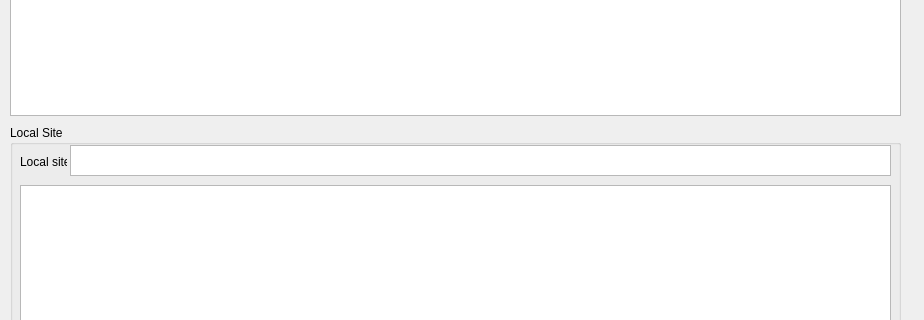
Old version of the form resource/FileTransfer.ui in the repository NguyenCuong-hi/agent_auto_transfers_file; both pictures show x 0 to 924 and y 184 to 504 of the 924 by 878 pixel window.
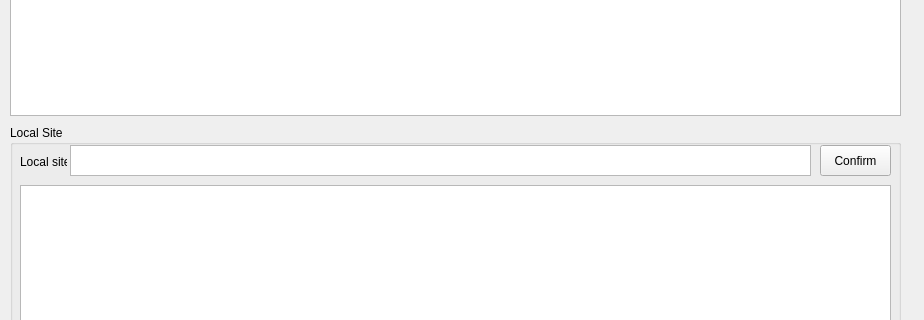
New version of the form.

Commit message: update: transfer thread

```diff
--- a/resource/FileTransfer.ui
+++ b/resource/FileTransfer.ui
@@ -169,11 +169,24 @@
       <rect>
        <x>60</x>
        <y>20</y>
-       <width>821</width>
+       <width>741</width>
        <height>31</height>
       </rect>
      </property>
     </widget>
+    <widget class="QPushButton" name="btn_confirm">
+     <property name="geometry">
+      <rect>
+       <x>810</x>
+       <y>20</y>
+       <width>71</width>
+       <height>31</height>
+      </rect>
+     </property>
+     <property name="text">
+      <string>Confirm</string>
+     </property>
+    </widget>
    </widget>
    <widget class="QProgressBar" name="progressBar">
     <property name="geometry">
```
The commit also changes 7 other files.
